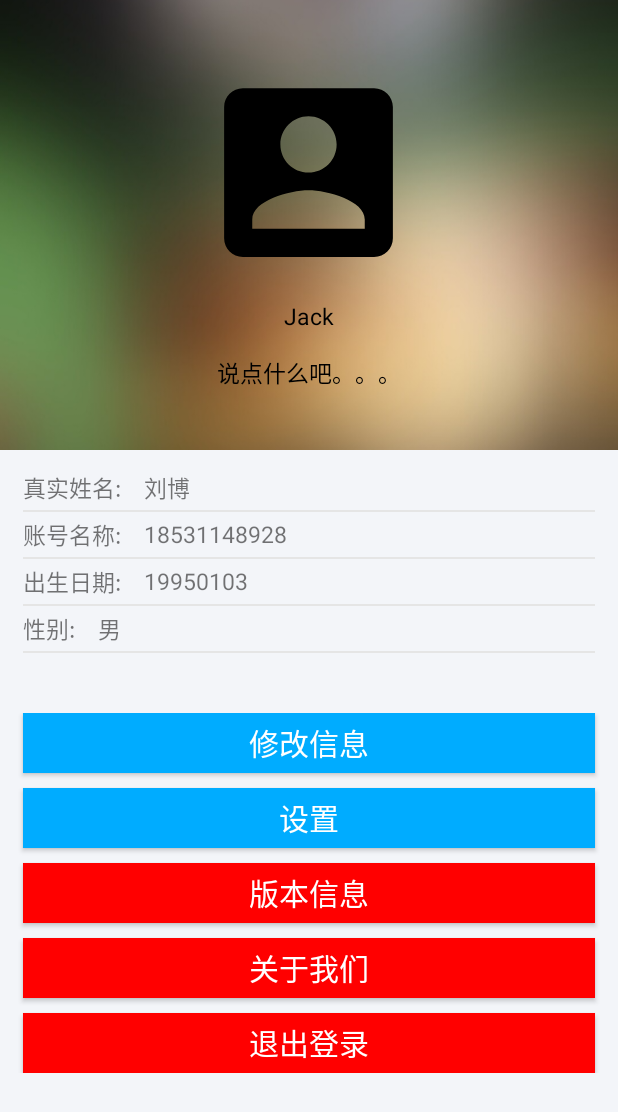
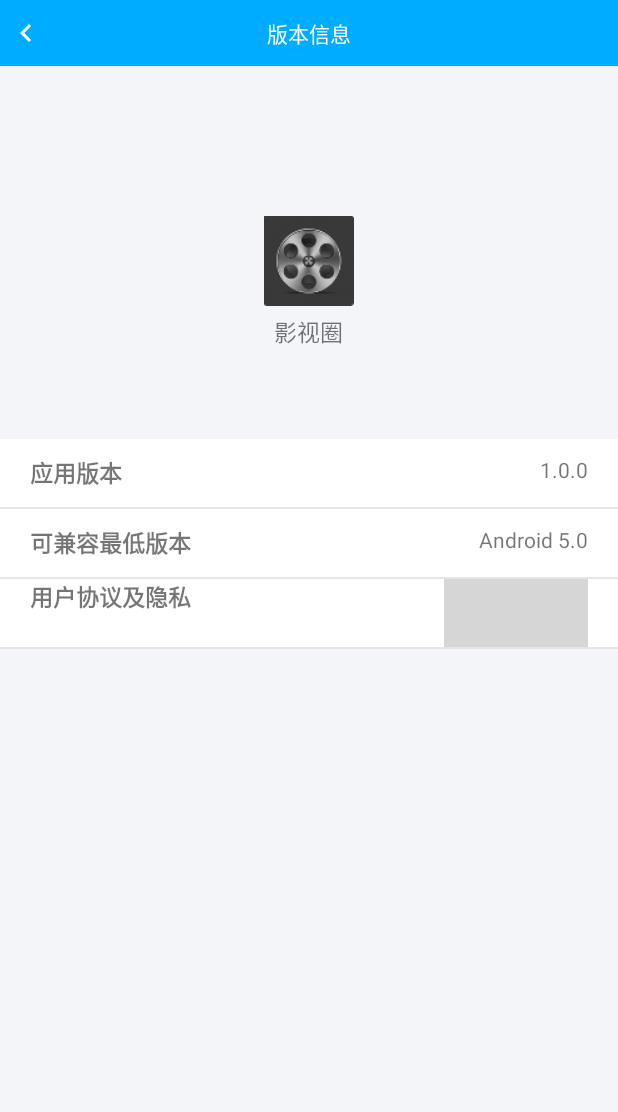
Before and after one commit to androidboom/Circle_Of_Movie, an Android app: the fragment FragmentMe shown on its own in the app's theme, after a tap on "版本信息", on a phone screen of 412 x 824 dp. Shown: the top 1112 px of the screen. Run offline under Robolectric (Android 15) with nearby library versions, the phone set to English and light mode, and no system bars; grey boxes are pictures that could not be loaded.

Commit message:
个人信息

```diff
--- a/app/src/main/AndroidManifest.xml
+++ b/app/src/main/AndroidManifest.xml
@@ -81,6 +81,12 @@
         <activity android:name=".Me.UpadteActivity" >
         </activity>
 
+        <activity android:name=".Me.VersionActivity">
+        </activity>
+
+        <activity android:name=".Me.AboutUsActivity">
+        </activity>
+
     </application>
 
 </manifest>
--- /dev/null
+++ b/app/src/main/java/com/example/liubo/world_of_movie/Me/VersionActivity.java
@@ -0,0 +1,53 @@
+package com.example.liubo.world_of_movie.Me;
+
+import android.os.Bundle;
+import android.support.annotation.Nullable;
+import android.support.v7.app.AppCompatActivity;
+import android.view.View;
+import android.widget.Button;
+import android.widget.EditText;
+import android.widget.ImageView;
+import android.widget.TextView;
+
+import com.example.liubo.world_of_movie.R;
+
+/**
+ * Created by Liubo on 2018/3/12.
+ */
+
+public class VersionActivity extends AppCompatActivity {
+    private ImageView right_add;
+    private ImageView left_back;
+    private TextView title;
+
+    @Override
+    protected void onCreate(@Nullable Bundle savedInstanceState) {
+        super.onCreate(savedInstanceState);
+        setContentView(R.layout.version_layout);
+        init();
+        setListener();
+    }
+
+    public void init(){
+        right_add = (ImageView)findViewById(R.id.right_add);
+        right_add.setVisibility(View.GONE);
+        left_back = (ImageView)findViewById(R.id.left_back);
+        title = (TextView)findViewById(R.id.title);
+        title.setText("版本信息");
+    }
+
+    public void setListener(){
+        left_back.setOnClickListener(MyListener);
+    }
+
+    View.OnClickListener MyListener = new View.OnClickListener() {
+        @Override
+        public void onClick(View v) {
+            switch (v.getId()){
+                case R.id.left_back:
+                    finish();
+                    break;
+            }
+        }
+    };
+}
--- a/app/src/main/java/com/example/liubo/world_of_movie/MyApplication.java
+++ b/app/src/main/java/com/example/liubo/world_of_movie/MyApplication.java
@@ -12,7 +12,8 @@ import com.hyphenate.easeui.EaseUI;
 
 public class MyApplication extends Application {
 
-    private static final String VALUE = "http://10.7.82.115:8080/springmvc/";
+    //private static final String VALUE = "http://10.7.82.115:8080/springmvc/";
+    private static final String VALUE = "http://192.168.31.215:8080/springmvc/";
     private String value;
 
     @Override
@@ -21,6 +22,7 @@ public class MyApplication extends Application {
         setValue(VALUE); // 初始化全局变量
 
         EMOptions options = new EMOptions();
+        options.setAutoLogin(false);
         EaseUI.getInstance().init(this,options);
         EMClient.getInstance().setDebugMode(true);
     }
--- a/app/src/main/java/com/example/liubo/world_of_movie/View/FragmentMe.java
+++ b/app/src/main/java/com/example/liubo/world_of_movie/View/FragmentMe.java
@@ -16,9 +16,12 @@ import com.example.liubo.world_of_movie.Login.ForgetPassword;
 import com.example.liubo.world_of_movie.Login.GetRequest_Interface;
 import com.example.liubo.world_of_movie.Login.LoginActivity;
 import com.example.liubo.world_of_movie.Login.Sign;
+import com.example.liubo.world_of_movie.Me.AboutUsActivity;
 import com.example.liubo.world_of_movie.Me.UpadteActivity;
+import com.example.liubo.world_of_movie.Me.VersionActivity;
 import com.example.liubo.world_of_movie.MyApplication;
 import com.example.liubo.world_of_movie.R;
+import com.hyphenate.chat.EMClient;
 
 import retrofit2.Call;
 import retrofit2.Callback;
@@ -43,7 +46,6 @@ public class FragmentMe extends Fragment {
     private TextView signup_userid;
     private TextView birth;
     private TextView sex;
-    private Button seting;
     private Button version;
     private Button aboutus;
     private Button logout;
@@ -74,7 +76,6 @@ public class FragmentMe extends Fragment {
         birth = (TextView)view.findViewById(R.id.birth);
         sex = (TextView)view.findViewById(R.id.sex);
 
-        seting = (Button)view.findViewById(R.id.seting);
         version = (Button)view.findViewById(R.id.version);
         aboutus = (Button)view.findViewById(R.id.aboutus);
         logout = (Button)view.findViewById(R.id.logout);
@@ -95,7 +96,6 @@ public class FragmentMe extends Fragment {
     }
 
     public void setListener(){
-        seting.setOnClickListener(MyListener);
         version.setOnClickListener(MyListener);
         aboutus.setOnClickListener(MyListener);
         logout.setOnClickListener(MyListener);
@@ -106,11 +106,15 @@ public class FragmentMe extends Fragment {
         @Override
         public void onClick(View v) {
             switch (v.getId()){
-                case R.id.seting:
-                    break;
                 case R.id.version:
+                    Intent intent1 = new Intent();
+                    intent1.setClass(getActivity(), VersionActivity.class);
+                    startActivity(intent1);
                     break;
                 case R.id.aboutus:
+                    Intent intent2 = new Intent();
+                    intent2.setClass(getActivity(), AboutUsActivity.class);
+                    startActivity(intent2);
                     break;
                 case R.id.update:
                     Intent intent = new Intent();
@@ -126,6 +130,10 @@ public class FragmentMe extends Fragment {
                     startActivity(intent);
                     break;
                 case R.id.logout:
+                    EMClient.getInstance().logout(true);    //同步方法
+                    Intent intent3 = new Intent();
+                    intent3.setClass(getActivity(),LoginActivity.class);
+                    startActivity(intent3);
                     break;
             }
         }
--- a/app/src/main/res/layout/fragment_me.xml
+++ b/app/src/main/res/layout/fragment_me.xml
@@ -155,11 +155,42 @@
             <LinearLayout
                 android:layout_width="match_parent"
                 android:layout_height="30dp"
+                android:layout_marginTop="15dp">
+                <LinearLayout
+                    android:layout_width="match_parent"
+                    android:layout_height="match_parent"
+                    android:gravity="center_vertical">
+                    <TextView
+                        android:layout_width="wrap_content"
+                        android:layout_height="wrap_content"
+                        android:layout_marginLeft="15dp"
+                        android:layout_marginRight="15dp"
+                        android:text="详细资料"
+                        android:textSize="18sp"
+                        android:textStyle="bold"/>
+                </LinearLayout>
+            </LinearLayout>
+
+            <View
+                android:layout_width="match_parent"
+                android:layout_height="1dp"
+                android:layout_marginLeft="15dp"
+                android:layout_marginRight="15dp"
+                android:background="@drawable/tongyong_list_line"/>
+
+            <LinearLayout
+                android:layout_width="match_parent"
+                android:layout_height="30dp"
                 android:layout_marginTop="10dp">
                 <LinearLayout
                     android:layout_width="match_parent"
                     android:layout_height="match_parent"
                     android:gravity="center_vertical">
+                    <ImageView
+                        android:layout_width="30dp"
+                        android:layout_height="30dp"
+                        android:layout_marginLeft="15dp"
+                        android:src="@drawable/realname"/>
                     <TextView
                         android:layout_width="wrap_content"
                         android:layout_height="wrap_content"
@@ -176,20 +207,19 @@
                 </LinearLayout>
             </LinearLayout>
 
-            <View
-                android:layout_width="match_parent"
-                android:layout_height="wrap_content"
-                android:layout_marginLeft="15dp"
-                android:layout_marginRight="15dp"
-                android:background="@drawable/tongyong_list_line"/>
-
             <LinearLayout
                 android:layout_width="match_parent"
-                android:layout_height="30dp">
+                android:layout_height="30dp"
+                android:layout_marginTop="5dp">
                 <LinearLayout
                     android:layout_width="match_parent"
                     android:layout_height="match_parent"
                     android:gravity="center_vertical">
+                    <ImageView
+                        android:layout_width="30dp"
+                        android:layout_height="30dp"
+                        android:layout_marginLeft="15dp"
+                        android:src="@drawable/userid"/>
                     <TextView
                         android:layout_width="wrap_content"
                         android:layout_height="wrap_content"
@@ -206,20 +236,19 @@
                 </LinearLayout>
             </LinearLayout>
 
-            <View
-                android:layout_width="match_parent"
-                android:layout_height="wrap_content"
-                android:layout_marginLeft="15dp"
-                android:layout_marginRight="15dp"
-                android:background="@drawable/tongyong_list_line"/>
-
             <LinearLayout
                 android:layout_width="match_parent"
-                android:layout_height="30dp">
+                android:layout_height="30dp"
+                android:layout_marginTop="5dp">
                 <LinearLayout
                     android:layout_width="match_parent"
                     android:layout_height="match_parent"
                     android:gravity="center_vertical">
+                    <ImageView
+                        android:layout_width="30dp"
+                        android:layout_height="30dp"
+                        android:layout_marginLeft="15dp"
+                        android:src="@drawable/birth"/>
                     <TextView
                         android:layout_width="wrap_content"
                         android:layout_height="wrap_content"
@@ -236,20 +265,19 @@
                 </LinearLayout>
             </LinearLayout>
 
-            <View
-                android:layout_width="match_parent"
-                android:layout_height="wrap_content"
-                android:layout_marginLeft="15dp"
-                android:layout_marginRight="15dp"
-                android:background="@drawable/tongyong_list_line"/>
-
             <LinearLayout
                 android:layout_width="match_parent"
-                android:layout_height="30dp">
+                android:layout_height="30dp"
+                android:layout_marginTop="5dp">
                 <LinearLayout
                     android:layout_width="match_parent"
                     android:layout_height="match_parent"
                     android:gravity="center_vertical">
+                    <ImageView
+                        android:layout_width="30dp"
+                        android:layout_height="30dp"
+                        android:layout_marginLeft="15dp"
+                        android:src="@drawable/sex"/>
                     <TextView
                         android:layout_width="wrap_content"
                         android:layout_height="wrap_content"
@@ -266,13 +294,6 @@
                 </LinearLayout>
             </LinearLayout>
 
-            <View
-                android:layout_width="match_parent"
-                android:layout_height="wrap_content"
-                android:layout_marginLeft="15dp"
-                android:layout_marginRight="15dp"
-                android:background="@drawable/tongyong_list_line"/>
-
             <LinearLayout
                 android:layout_width="match_parent"
                 android:layout_height="wrap_content"
@@ -288,17 +309,6 @@
                     android:layout_marginRight="15dp"
                     android:background="@color/colorPrimary"
                     android:text="修改信息"
-                    android:textSize="20sp"
-                    android:textColor="@color/white"/>
-                <Button
-                    android:id="@+id/seting"
-                    android:layout_width="match_parent"
-                    android:layout_height="40dp"
-                    android:layout_marginBottom="10dp"
-                    android:layout_marginLeft="15dp"
-                    android:layout_marginRight="15dp"
-                    android:background="@color/colorPrimary"
-                    android:text="设置"
                     android:textSize="20sp"
                     android:textColor="@color/white"/>
                 <Button
--- /dev/null
+++ b/app/src/main/res/layout/version_layout.xml
@@ -0,0 +1,111 @@
+<?xml version="1.0" encoding="utf-8"?>
+<LinearLayout
+    xmlns:android="http://schemas.android.com/apk/res/android"
+    android:layout_width="match_parent"
+    android:layout_height="match_parent"
+    android:orientation="vertical"
+    android:background="@color/common_bg">
+
+    <include layout="@layout/topper" />
+
+    <LinearLayout
+        android:layout_width="match_parent"
+        android:layout_height="wrap_content"
+        android:layout_marginTop="100dp"
+        android:orientation="vertical"
+        android:gravity="center">
+        <ImageView
+            android:layout_width="60dp"
+            android:layout_height="60dp"
+            android:src="@mipmap/ic_launcher" />
+        <TextView
+            android:layout_width="wrap_content"
+            android:layout_height="wrap_content"
+            android:layout_marginTop="5dp"
+            android:text="影视圈"
+            android:textSize="15sp"/>
+    </LinearLayout>
+
+    <RelativeLayout
+        android:layout_width="match_parent"
+        android:layout_height="45dp"
+        android:gravity="center_vertical"
+        android:layout_marginTop="60dp"
+        android:background="#FFFFFF">
+        <TextView
+            android:id="@+id/version_line1_1"
+            android:layout_width="wrap_content"
+            android:layout_height="wrap_content"
+            android:layout_marginLeft="20dp"
+            android:textSize="15sp"
+            android:textStyle="bold"
+            android:text="应用版本"/>
+        <TextView
+            android:id="@+id/version_line1_2"
+            android:layout_width="wrap_content"
+            android:layout_height="wrap_content"
+            android:layout_alignParentRight="true"
+            android:layout_marginRight="20dp"
+            android:text="1.0.0"/>
+    </RelativeLayout>
+
+    <View
+        android:layout_width="match_parent"
+        android:layout_height="1dp"
+        android:background="@drawable/tongyong_list_line"/>
+
+    <RelativeLayout
+        android:layout_width="match_parent"
+        android:layout_height="45dp"
+        android:gravity="center_vertical"
+        android:background="#FFFFFF">
+        <TextView
+            android:id="@+id/version_line2_1"
+            android:layout_width="wrap_content"
+            android:layout_height="wrap_content"
+            android:layout_marginLeft="20dp"
+            android:textSize="15sp"
+            android:textStyle="bold"
+            android:text="可兼容最低版本"/>
+        <TextView
+            android:id="@+id/version_line2_2"
+            android:layout_width="wrap_content"
+            android:layout_height="wrap_content"
+            android:layout_alignParentRight="true"
+            android:layout_marginRight="20dp"
+            android:text="Android 5.0"/>
+    </RelativeLayout>
+
+    <View
+        android:layout_width="match_parent"
+        android:layout_height="1dp"
+        android:background="@drawable/tongyong_list_line"/>
+
+    <RelativeLayout
+        android:layout_width="match_parent"
+        android:layout_height="45dp"
+        android:gravity="center_vertical"
+        android:background="#FFFFFF">
+        <TextView
+            android:id="@+id/version_line3_1"
+            android:layout_width="wrap_content"
+            android:layout_height="wrap_content"
+            android:layout_marginLeft="20dp"
+            android:textSize="15sp"
+            android:textStyle="bold"
+            android:text="用户协议及隐私"/>
+        <TextView
+            android:id="@+id/version_line3_2"
+            android:layout_width="wrap_content"
+            android:layout_height="wrap_content"
+            android:layout_alignParentRight="true"
+            android:layout_marginRight="20dp"
+            android:background="@drawable/right_icon"/>
+    </RelativeLayout>
+
+    <View
+        android:layout_width="match_parent"
+        android:layout_height="1dp"
+        android:background="@drawable/tongyong_list_line"/>
+
+</LinearLayout>
```
Also changed, not shown: app/src/main/java/com/example/liubo/world_of_movie/Me/AboutUsActivity.java (added, +51 -0 lines), app/src/main/res/layout/aboutus_layout.xml (added, +104 -0 lines).
